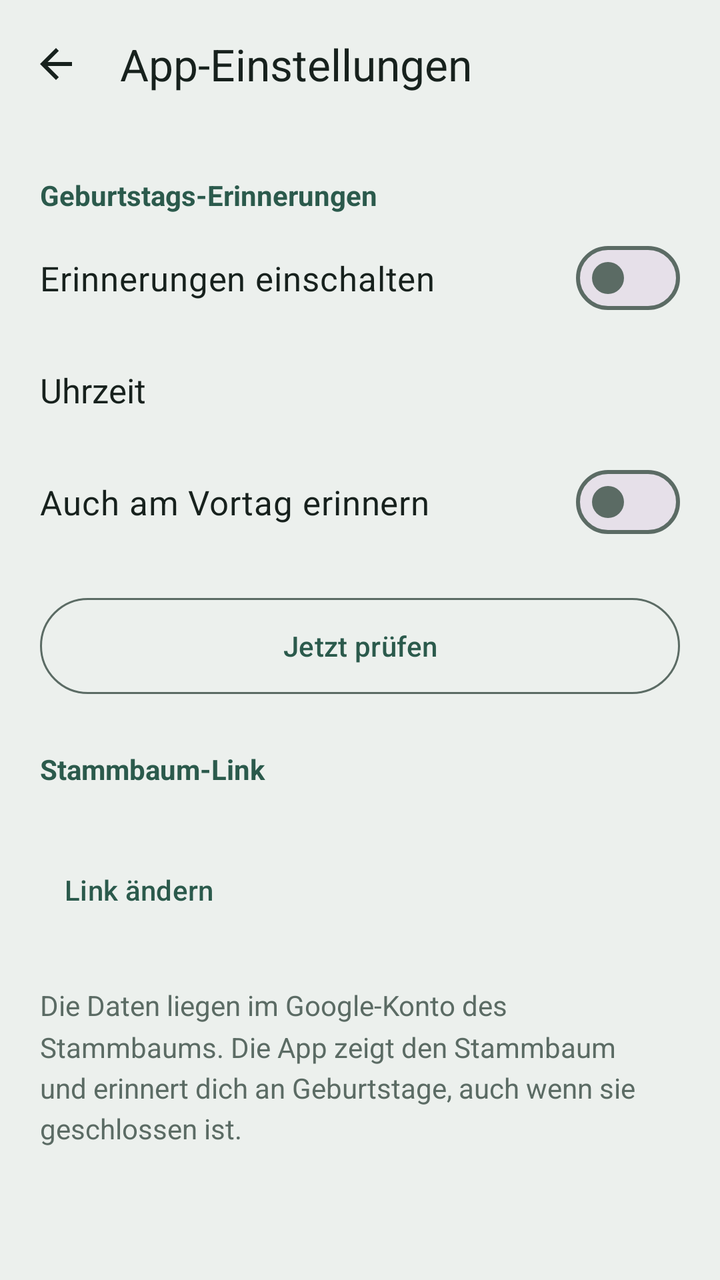
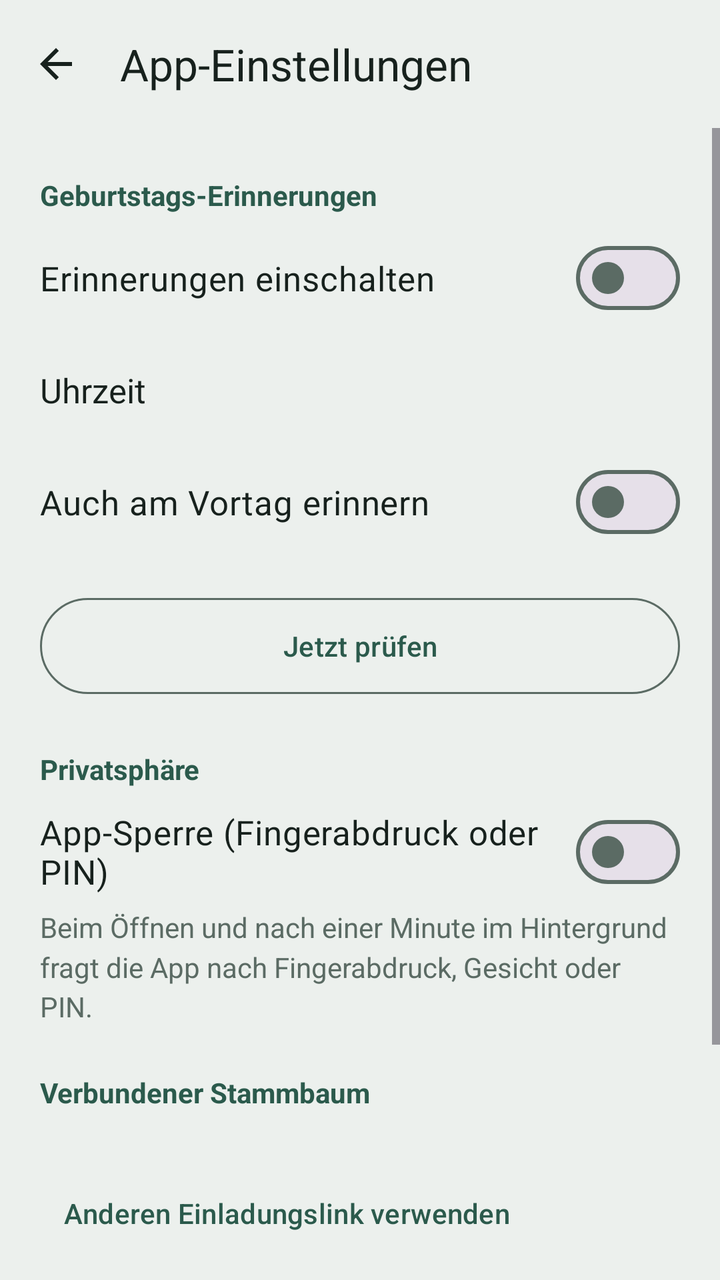

Compare the two renders of this Android layout. The source of the first and the diff that turns it into the second are given below.
<!-- AndroidManifest.xml: application theme Theme.Stammbaum -->
<!-- res/layout/activity_settings.xml -->
<?xml version="1.0" encoding="utf-8"?>
<LinearLayout xmlns:android="http://schemas.android.com/apk/res/android"
    xmlns:app="http://schemas.android.com/apk/res-auto"
    android:id="@+id/settingsRoot"
    android:layout_width="match_parent"
    android:layout_height="match_parent"
    android:background="@color/bg"
    android:orientation="vertical">

    <com.google.android.material.appbar.MaterialToolbar
        android:id="@+id/toolbar"
        android:layout_width="match_parent"
        android:layout_height="?attr/actionBarSize"
        android:background="@color/bg"
        app:navigationIcon="@drawable/ic_back"
        app:navigationIconTint="@color/ink"
        app:title="@string/settings_title"
        app:titleTextColor="@color/ink" />

    <ScrollView
        android:layout_width="match_parent"
        android:layout_height="match_parent">

        <LinearLayout
            android:layout_width="match_parent"
            android:layout_height="wrap_content"
            android:orientation="vertical"
            android:paddingStart="20dp"
            android:paddingEnd="20dp"
            android:paddingBottom="32dp">

            <TextView
                style="@style/SectionTitle"
                android:text="@string/section_reminders" />

            <com.google.android.material.materialswitch.MaterialSwitch
                android:id="@+id/remindersSwitch"
                android:layout_width="match_parent"
                android:layout_height="wrap_content"
                android:minHeight="56dp"
                android:text="@string/reminders_switch"
                android:textColor="@color/ink"
                android:textSize="17sp" />

            <LinearLayout
                android:id="@+id/timeRow"
                android:layout_width="match_parent"
                android:layout_height="wrap_content"
                android:background="?attr/selectableItemBackground"
                android:clickable="true"
                android:focusable="true"
                android:minHeight="56dp"
                android:gravity="center_vertical"
                android:orientation="horizontal">

                <TextView
                    android:layout_width="0dp"
                    android:layout_height="wrap_content"
                    android:layout_weight="1"
                    android:text="@string/time_label"
                    android:textColor="@color/ink"
                    android:textSize="17sp" />

                <TextView
                    android:id="@+id/timeValue"
                    android:layout_width="wrap_content"
                    android:layout_height="wrap_content"
                    android:textColor="@color/accent"
                    android:textSize="17sp"
                    android:textStyle="bold" />
            </LinearLayout>

            <com.google.android.material.materialswitch.MaterialSwitch
                android:id="@+id/dayBeforeSwitch"
                android:layout_width="match_parent"
                android:layout_height="wrap_content"
                android:minHeight="56dp"
                android:text="@string/day_before"
                android:textColor="@color/ink"
                android:textSize="17sp" />

            <LinearLayout
                android:id="@+id/permissionHint"
                android:layout_width="match_parent"
                android:layout_height="wrap_content"
                android:layout_marginTop="8dp"
                android:background="@drawable/bg_hint"
                android:orientation="vertical"
                android:padding="16dp"
                android:visibility="gone">

                <TextView
                    android:layout_width="match_parent"
                    android:layout_height="wrap_content"
                    android:text="@string/permission_hint"
                    android:textColor="@color/ink"
                    android:textSize="15sp" />

                <Button
                    android:id="@+id/permissionButton"
                    style="@style/Widget.Material3.Button.TonalButton"
                    android:layout_width="wrap_content"
                    android:layout_height="wrap_content"
                    android:layout_marginTop="8dp"
                    android:text="@string/permission_button" />
            </LinearLayout>

            <Button
                android:id="@+id/checkButton"
                style="@style/Widget.Material3.Button.OutlinedButton"
                android:layout_width="match_parent"
                android:layout_height="56dp"
                android:layout_marginTop="16dp"
                android:text="@string/check_button" />

            <TextView
                android:id="@+id/checkResult"
                android:layout_width="match_parent"
                android:layout_height="wrap_content"
                android:layout_marginTop="10dp"
                android:lineSpacingMultiplier="1.25"
                android:textColor="@color/muted"
                android:textSize="15sp"
                android:visibility="gone" />

            <TextView
                style="@style/SectionTitle"
                android:text="@string/section_link" />

            <TextView
                android:id="@+id/linkValue"
                android:layout_width="match_parent"
                android:layout_height="wrap_content"
                android:textColor="@color/ink"
                android:textIsSelectable="false"
                android:textSize="14sp" />

            <Button
                android:id="@+id/changeLinkButton"
                style="@style/Widget.Material3.Button.TextButton"
                android:layout_width="wrap_content"
                android:layout_height="wrap_content"
                android:layout_marginTop="4dp"
                android:text="@string/change_link" />

            <TextView
                android:layout_width="match_parent"
                android:layout_height="wrap_content"
                android:layout_marginTop="24dp"
                android:lineSpacingMultiplier="1.25"
                android:text="@string/about_text"
                android:textColor="@color/muted"
                android:textSize="14sp" />
        </LinearLayout>
    </ScrollView>
</LinearLayout>
<!-- resources referenced by this layout -->
<resources>
  <color name="accent">#2B5A4C</color>
  <color name="bg">#ECF0ED</color>
  <color name="ink">#17211D</color>
  <color name="muted">#5B6B64</color>
  <!-- drawable bg_hint (drawable) -->
  <?xml version="1.0" encoding="utf-8"?>
  <shape xmlns:android="http://schemas.android.com/apk/res/android" android:shape="rectangle">
      <solid android:color="@color/hint_bg" />
      <corners android:radius="14dp" />
  </shape>
  <!-- drawable ic_back (drawable) -->
  <?xml version="1.0" encoding="utf-8"?>
  <vector xmlns:android="http://schemas.android.com/apk/res/android"
      android:width="24dp" android:height="24dp"
      android:viewportWidth="24" android:viewportHeight="24"
      android:autoMirrored="true">
      <path android:fillColor="#FF000000"
          android:pathData="M20,11H7.83l5.59,-5.59L12,4l-8,8 8,8 1.41,-1.41L7.83,13H20v-2z" />
  </vector>
  <string name="about_text">Die Daten liegen im Google-Konto des Stammbaums. Die App zeigt den Stammbaum und erinnert dich an Geburtstage, auch wenn sie geschlossen ist.</string>
  <string name="change_link">Link ändern</string>
  <string name="check_button">Jetzt prüfen</string>
  <string name="day_before">Auch am Vortag erinnern</string>
  <string name="permission_button">Mitteilungen erlauben</string>
  <string name="permission_hint">Mitteilungen sind für diese App ausgeschaltet. Ohne sie kommen keine Erinnerungen.</string>
  <string name="reminders_switch">Erinnerungen einschalten</string>
  <string name="section_link">Stammbaum-Link</string>
  <string name="section_reminders">Geburtstags-Erinnerungen</string>
  <string name="settings_title">App-Einstellungen</string>
  <string name="time_label">Uhrzeit</string>
  <style name="SectionTitle">
          <item name="android:layout_width">match_parent</item>
          <item name="android:layout_height">wrap_content</item>
          <item name="android:layout_marginTop">24dp</item>
          <item name="android:layout_marginBottom">4dp</item>
          <item name="android:textColor">@color/accent</item>
          <item name="android:textSize">14sp</item>
          <item name="android:textStyle">bold</item>
      </style>
  <style name="Theme.Stammbaum" parent="Theme.Material3.DayNight.NoActionBar">
          <item name="colorPrimary">@color/accent</item>
          <item name="colorOnPrimary">@color/on_accent</item>
          <item name="colorPrimaryContainer">@color/accent_soft</item>
          <item name="colorOnPrimaryContainer">@color/ink</item>
          <item name="colorSecondaryContainer">@color/accent_soft</item>
          <item name="colorOnSecondaryContainer">@color/ink</item>
          <item name="colorSurface">@color/bg</item>
          <item name="colorOnSurface">@color/ink</item>
          <item name="colorOutline">@color/muted</item>
          <item name="android:colorBackground">@color/bg</item>
          <item name="android:windowBackground">@color/bg</item>
      </style>
  <color name="hint_bg">#F6E7C8</color>
  <color name="on_accent">#FFFFFF</color>
  <color name="accent_soft">#D3E4DC</color>
</resources>

<!-- the commit's change to res/layout/activity_settings.xml (unified diff, before → after) -->
@@ -125,6 +125,28 @@
 
             <TextView
                 style="@style/SectionTitle"
+                android:text="@string/section_privacy" />
+
+            <com.google.android.material.materialswitch.MaterialSwitch
+                android:id="@+id/lockSwitch"
+                android:layout_width="match_parent"
+                android:layout_height="wrap_content"
+                android:minHeight="56dp"
+                android:text="@string/lock_switch"
+                android:textColor="@color/ink"
+                android:textSize="17sp" />
+
+            <TextView
+                android:id="@+id/lockHint"
+                android:layout_width="match_parent"
+                android:layout_height="wrap_content"
+                android:lineSpacingMultiplier="1.2"
+                android:text="@string/lock_hint"
+                android:textColor="@color/muted"
+                android:textSize="14sp" />
+
+            <TextView
+                style="@style/SectionTitle"
                 android:text="@string/section_link" />
 
             <TextView
<!-- resource entries referenced after the edit -->
@@ -19,14 +19,17 @@
       <path android:fillColor="#FF000000"
           android:pathData="M20,11H7.83l5.59,-5.59L12,4l-8,8 8,8 1.41,-1.41L7.83,13H20v-2z" />
   </vector>
-  <string name="about_text">Die Daten liegen im Google-Konto des Stammbaums. Die App zeigt den Stammbaum und erinnert dich an Geburtstage, auch wenn sie geschlossen ist.</string>
-  <string name="change_link">Link ändern</string>
+  <string name="about_text">Alle Angaben und Fotos sind Ende-zu-Ende-verschlüsselt. Google speichert nur unlesbare Daten. Entschlüsselt wird hier auf dem Handy. Die App erinnert dich an Geburtstage, auch wenn sie geschlossen ist.</string>
+  <string name="change_link">Anderen Einladungslink verwenden</string>
   <string name="check_button">Jetzt prüfen</string>
   <string name="day_before">Auch am Vortag erinnern</string>
+  <string name="lock_hint">Beim Öffnen und nach einer Minute im Hintergrund fragt die App nach Fingerabdruck, Gesicht oder PIN.</string>
+  <string name="lock_switch">App-Sperre (Fingerabdruck oder PIN)</string>
   <string name="permission_button">Mitteilungen erlauben</string>
   <string name="permission_hint">Mitteilungen sind für diese App ausgeschaltet. Ohne sie kommen keine Erinnerungen.</string>
   <string name="reminders_switch">Erinnerungen einschalten</string>
-  <string name="section_link">Stammbaum-Link</string>
+  <string name="section_link">Verbundener Stammbaum</string>
+  <string name="section_privacy">Privatsphäre</string>
   <string name="section_reminders">Geburtstags-Erinnerungen</string>
   <string name="settings_title">App-Einstellungen</string>
   <string name="time_label">Uhrzeit</string>
